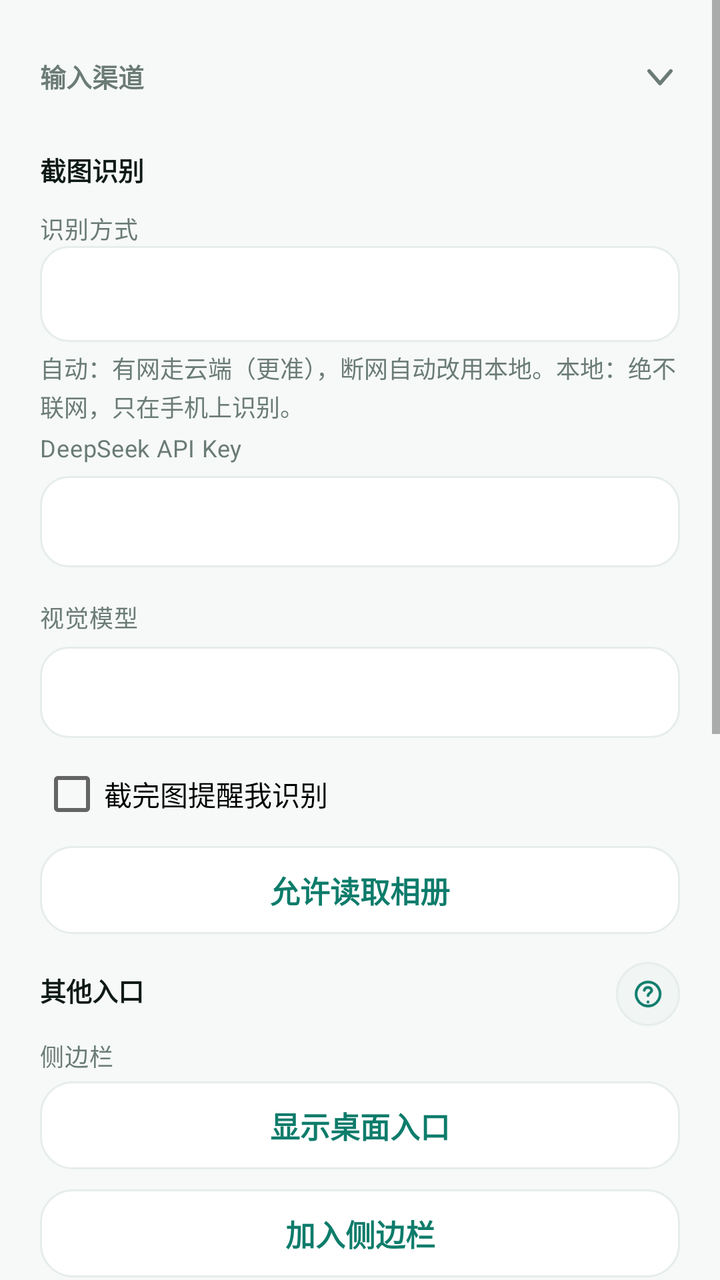
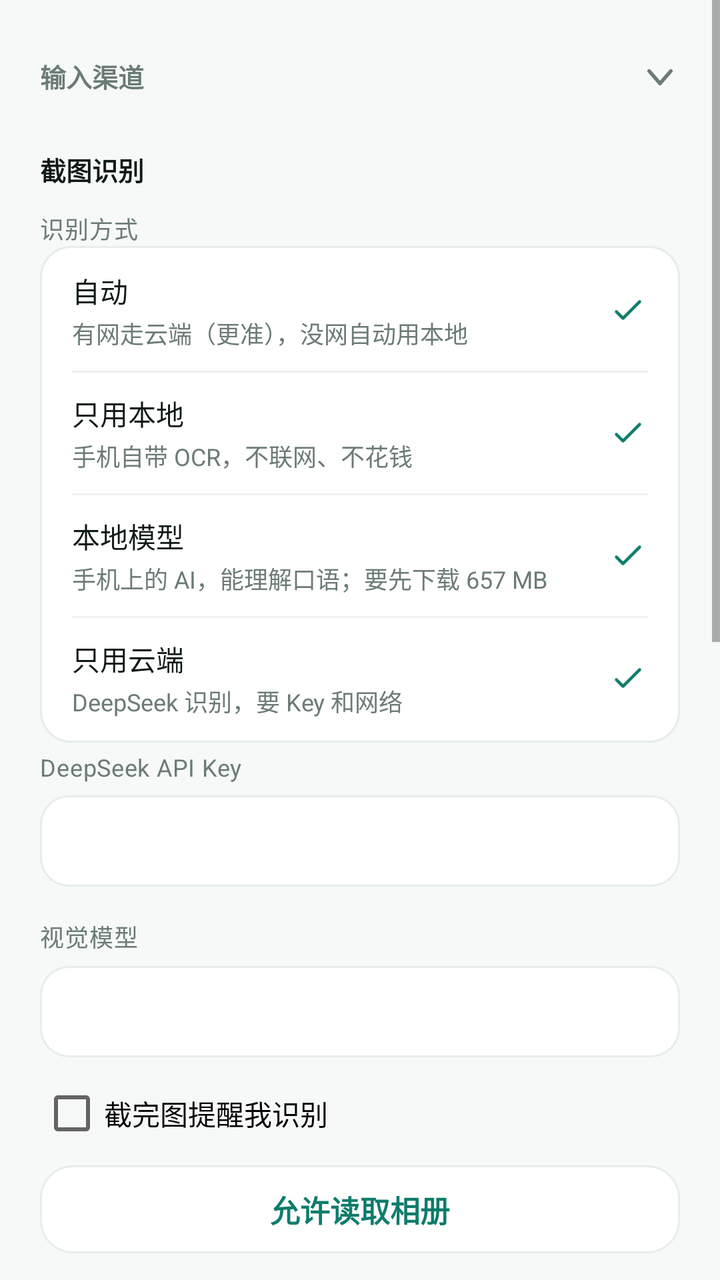

Screens rendered from an Android XML layout before and after an edit, with the pre-edit source and the edit as a unified diff.
<!-- AndroidManifest.xml: application theme Theme.NtfyCalendar -->
<!-- res/layout/activity_settings.xml -->
<?xml version="1.0" encoding="utf-8"?>
<ScrollView xmlns:android="http://schemas.android.com/apk/res/android"
    android:layout_width="match_parent"
    android:layout_height="match_parent"
    android:background="?attr/bnWindowBg">

    <LinearLayout
        android:layout_width="match_parent"
        android:layout_height="wrap_content"
        android:orientation="vertical"
        android:paddingLeft="20dp"
        android:paddingRight="20dp"
        android:paddingTop="8dp"
        android:paddingBottom="28dp">

        
        <LinearLayout
            android:id="@+id/headInput"
            style="@style/SettingsGroupHead">

            <TextView
                style="@style/SectionLabel"
                android:layout_width="0dp"
                android:layout_height="wrap_content"
                android:layout_marginTop="0dp"
                android:layout_marginBottom="0dp"
                android:layout_weight="1"
                android:text="输入渠道" />

            <ImageView
                android:id="@+id/arrowInput"
                android:layout_width="20dp"
                android:layout_height="20dp"
                android:contentDescription="展开或收起"
                android:rotation="90"
                android:src="@drawable/ic_chevron_right"
                android:tint="?attr/bnTextSecondary" />
        </LinearLayout>

        <LinearLayout
            android:id="@+id/groupInput"
            android:layout_width="match_parent"
            android:layout_height="wrap_content"
            android:orientation="vertical">

            <LinearLayout
                style="@style/SettingsSubHead">

                <TextView
                    style="@style/SectionSubLabel"
                    android:layout_width="0dp"
                    android:layout_height="wrap_content"
                    android:layout_marginTop="0dp"
                    android:layout_weight="1"
                    android:text="截图识别" />
            </LinearLayout>

            <TextView
                style="@style/FormLabel"
                android:layout_marginTop="8dp"
                android:text="识别方式" />

            <Spinner
                android:id="@+id/spEngine"
                android:layout_width="match_parent"
                android:layout_height="48dp"
                android:background="@drawable/bg_input"
                android:paddingLeft="10dp"
                android:paddingRight="10dp" />

            <TextView
                android:id="@+id/tvEngineHint"
                style="@style/HintText"
                android:layout_width="match_parent"
                android:layout_height="wrap_content"
                android:layout_marginTop="4dp"
                android:text="自动：有网走云端（更准），断网自动改用本地。本地：绝不联网，只在手机上识别。" />

            <TextView
                style="@style/FormLabel"
                android:layout_marginTop="4dp"
                android:text="@string/label_api_key" />

            <EditText
                android:id="@+id/etApiKey"
                style="@style/FormInput"
                android:inputType="textPassword" />

            <TextView
                style="@style/FormLabel"
                android:text="@string/label_model" />

            <EditText
                android:id="@+id/etModel"
                style="@style/FormInput"
                android:inputType="text" />

            <CheckBox
                android:id="@+id/cbShotWatch"
                android:layout_width="match_parent"
                android:layout_height="wrap_content"
                android:layout_marginTop="12dp"
                android:text="@string/shot_watch_label" />

            <Button
                android:id="@+id/btnMediaPerm"
                style="@style/BtnTonal"
                android:layout_marginTop="10dp"
                android:text="@string/btn_grant_media" />

            <LinearLayout
                style="@style/SettingsSubHead">

                <TextView
                    style="@style/SectionSubLabel"
                    android:layout_width="0dp"
                    android:layout_height="wrap_content"
                    android:layout_marginTop="0dp"
                    android:layout_weight="1"
                    android:text="其他入口" />

                <ImageButton
                    android:id="@+id/btnHelpEntry"
                    style="@style/SettingsHelpButton"
                    android:contentDescription="看说明"
                    android:src="@drawable/ic_nav_help" />
            </LinearLayout>

            <TextView
                style="@style/FormLabel"
                android:layout_marginTop="6dp"
                android:text="侧边栏" />

            <Button
                android:id="@+id/btnSidebarEntry"
                style="@style/BtnTonal"
                android:layout_marginTop="4dp"
                android:text="@string/sidebar_entry_show" />

            <Button
                android:id="@+id/btnSidebarGuide"
                style="@style/BtnTonal"
                android:layout_marginTop="10dp"
                android:text="@string/btn_sidebar_guide" />

            <TextView
                style="@style/FormLabel"
                android:text="通知栏" />

            <Button
                android:id="@+id/btnTileGuide"
                style="@style/BtnTonal"
                android:layout_marginTop="4dp"
                android:text="@string/btn_tile_guide" />

            <TextView
                style="@style/FormLabel"
                android:text="高级" />

            <Button
                android:id="@+id/btnNtfy"
                style="@style/BtnTonal"
                android:layout_marginTop="4dp"
                android:text="第三方通道" />

            <TextView
                android:id="@+id/tvNtfySummary"
                style="@style/HintText"
                android:visibility="gone"
                android:text="已启用" />
        </LinearLayout>

        
        <LinearLayout
            android:id="@+id/headCalendar"
            style="@style/SettingsGroupHead">

            <TextView
                style="@style/SectionLabel"
                android:layout_width="0dp"
                android:layout_height="wrap_content"
                android:layout_marginTop="0dp"
                android:layout_marginBottom="0dp"
                android:layout_weight="1"
                android:text="日历与同步" />

            <ImageView
                android:id="@+id/arrowCalendar"
                android:layout_width="20dp"
                android:layout_height="20dp"
                android:contentDescription="展开或收起"
                android:src="@drawable/ic_chevron_right"
                android:tint="?attr/bnTextSecondary" />
        </LinearLayout>

        <LinearLayout
            android:id="@+id/groupCalendar"
            android:layout_width="match_parent"
            android:layout_height="wrap_content"
            android:orientation="vertical"
            android:visibility="gone">

            <TextView
                style="@style/SectionSubLabel"
                android:layout_marginTop="4dp"
                android:text="目标日历" />

            <Spinner
                android:id="@+id/spCalendar"
                android:layout_width="match_parent"
                android:layout_height="48dp"
                android:layout_marginTop="6dp"
                android:background="@drawable/bg_input"
                android:paddingLeft="10dp"
                android:paddingRight="10dp" />

            <TextView
                android:id="@+id/tvCalendarHint"
                style="@style/HintText" />

            <Button
                android:id="@+id/btnCreateCalendar"
                style="@style/BtnTonal"
                android:layout_marginTop="10dp"
                android:text="@string/btn_create_calendar" />

            <Button
                android:id="@+id/btnCalendarPerm"
                style="@style/BtnTonal"
                android:layout_marginTop="10dp"
                android:text="@string/perm_calendar" />

            <TextView
                style="@style/SectionSubLabel"
                android:text="@string/label_remind" />

            <EditText
                android:id="@+id/etRemind"
                style="@style/FormInput"
                android:inputType="text" />

            <LinearLayout
                style="@style/SettingsSubHead">

                <TextView
                    style="@style/SectionSubLabel"
                    android:layout_width="0dp"
                    android:layout_height="wrap_content"
                    android:layout_marginTop="0dp"
                    android:layout_weight="1"
                    android:text="@string/title_reconcile" />

                <ImageButton
                    android:id="@+id/btnHelpReconcile"
                    style="@style/SettingsHelpButton"
                    android:contentDescription="看说明"
                    android:src="@drawable/ic_nav_help" />
            </LinearLayout>

            <CheckBox
                android:id="@+id/cbReconcile"
                android:layout_width="match_parent"
                android:layout_height="wrap_content"
                android:layout_marginTop="4dp"
                android:text="@string/label_reconcile_enabled" />

            <TextView
                style="@style/FormLabel"
                android:text="@string/label_reconcile_interval" />

            <Spinner
                android:id="@+id/spReconcileInterval"
                android:layout_width="match_parent"
                android:layout_height="48dp"
                android:background="@drawable/bg_input"
                android:paddingLeft="10dp"
                android:paddingRight="10dp" />

            <CheckBox
                android:id="@+id/cbReconcileNotify"
                android:layout_width="match_parent"
                android:layout_height="wrap_content"
                android:layout_marginTop="12dp"
                android:text="@string/label_reconcile_notify" />

            <Button
                android:id="@+id/btnReconcileNow"
                style="@style/BtnTonal"
                android:layout_marginTop="10dp"
                android:text="@string/btn_reconcile_now" />

        </LinearLayout>

        
        <LinearLayout
            android:id="@+id/headBackup"
            style="@style/SettingsGroupHead">

            <TextView
                style="@style/SectionLabel"
                android:layout_width="0dp"
                android:layout_height="wrap_content"
                android:layout_marginTop="0dp"
                android:layout_marginBottom="0dp"
                android:layout_weight="1"
                android:text="备份" />

            <ImageButton
                android:id="@+id/btnHelpBackup"
                style="@style/SettingsHelpButton"
                android:contentDescription="看说明"
                android:src="@drawable/ic_nav_help" />

            <ImageView
                android:id="@+id/arrowBackup"
                android:layout_width="20dp"
                android:layout_height="20dp"
                android:layout_marginStart="6dp"
                android:contentDescription="展开或收起"
                android:src="@drawable/ic_chevron_right"
                android:tint="?attr/bnTextSecondary" />
        </LinearLayout>

        <LinearLayout
            android:id="@+id/groupBackup"
            android:layout_width="match_parent"
            android:layout_height="wrap_content"
            android:orientation="vertical"
            android:visibility="gone">

            <Button
                android:id="@+id/btnExportIcs"
                style="@style/BtnTonal"
                android:layout_marginTop="6dp"
                android:text="@string/btn_export_ics" />

            <Button
                android:id="@+id/btnBackupLedger"
                style="@style/BtnTonal"
                android:layout_marginTop="10dp"
                android:text="@string/btn_backup_ledger" />
        </LinearLayout>

        
        <LinearLayout
            android:id="@+id/headAppearance"
            style="@style/SettingsGroupHead">

            <TextView
                style="@style/SectionLabel"
                android:layout_width="0dp"
                android:layout_height="wrap_content"
                android:layout_marginTop="0dp"
                android:layout_marginBottom="0dp"
                android:layout_weight="1"
                android:text="外观" />

            <ImageView
                android:id="@+id/arrowAppearance"
                android:layout_width="20dp"
                android:layout_height="20dp"
                android:layout_marginStart="6dp"
                android:contentDescription="展开或收起"
                android:src="@drawable/ic_chevron_right"
                android:tint="?attr/bnTextSecondary" />
        </LinearLayout>

        <LinearLayout
            android:id="@+id/groupAppearance"
            android:layout_width="match_parent"
            android:layout_height="wrap_content"
            android:orientation="vertical"
            android:visibility="gone">

            <TextView
                style="@style/FormLabel"
                android:layout_marginTop="4dp"
                android:text="配色主题" />

            <Spinner
                android:id="@+id/spTheme"
                android:layout_width="match_parent"
                android:layout_height="48dp"
                android:background="@drawable/bg_input"
                android:paddingLeft="10dp"
                android:paddingRight="10dp" />

            <TextView
                style="@style/FormLabel"
                android:text="明暗" />

            <Spinner
                android:id="@+id/spThemeMode"
                android:layout_width="match_parent"
                android:layout_height="48dp"
                android:background="@drawable/bg_input"
                android:paddingLeft="10dp"
                android:paddingRight="10dp" />
        </LinearLayout>

        
        <LinearLayout
            android:id="@+id/headDiagnostics"
            style="@style/SettingsGroupHead">

            <TextView
                style="@style/SectionLabel"
                android:layout_width="0dp"
                android:layout_height="wrap_content"
                android:layout_marginTop="0dp"
                android:layout_marginBottom="0dp"
                android:layout_weight="1"
                android:text="诊断与帮助" />

            <ImageView
                android:id="@+id/arrowDiagnostics"
                android:layout_width="20dp"
                android:layout_height="20dp"
                android:contentDescription="展开或收起"
                android:src="@drawable/ic_chevron_right"
                android:tint="?attr/bnTextSecondary" />
        </LinearLayout>

        <LinearLayout
            android:id="@+id/groupDiagnostics"
            android:layout_width="match_parent"
            android:layout_height="wrap_content"
            android:orientation="vertical"
            android:visibility="gone">

            <Button
                android:id="@+id/btnFeedback"
                style="@style/BtnTonal"
                android:layout_marginTop="10dp"
                android:text="@string/feedback_entry" />

            <TextView
                style="@style/HintText"
                android:layout_marginTop="6dp"
                android:text="@string/feedback_entry_hint" />

            <Button
                android:id="@+id/btnLlmProbe"
                style="@style/BtnTonal"
                android:layout_marginTop="14dp"
                android:text="下载离线模型（约 657 MB）" />

            <TextView
                android:id="@+id/tvLlmStatus"
                style="@style/HintText"
                android:layout_marginTop="6dp"
                android:text="离线大模型：装好后不联网也能把截图理解成待办，只在「识别方式」选它时才用。" />

            <Button
                android:id="@+id/btnPrivacy"
                style="@style/BtnTonal"
                android:layout_marginTop="10dp"
                android:text="隐私政策" />

            <Button
                android:id="@+id/btnOnboarding"
                style="@style/BtnTonal"
                android:layout_marginTop="6dp"
                android:text="新手引导" />

            <Button
                android:id="@+id/btnHealth"
                style="@style/BtnTonal"
                android:layout_marginTop="6dp"
                android:text="运行体检" />

            <LinearLayout
                style="@style/SettingsSubHead">

                <TextView
                    style="@style/SectionSubLabel"
                    android:layout_width="0dp"
                    android:layout_height="wrap_content"
                    android:layout_marginTop="0dp"
                    android:layout_weight="1"
                    android:text="系统权限" />

                <ImageButton
                    android:id="@+id/btnHelpA11y"
                    style="@style/SettingsHelpButton"
                    android:contentDescription="看说明"
                    android:src="@drawable/ic_nav_help" />
            </LinearLayout>

            <Button
                android:id="@+id/btnOpenA11y"
                style="@style/BtnTonal"
                android:layout_marginTop="10dp"
                android:text="@string/btn_open_a11y" />

            <Button
                android:id="@+id/btnNotifPerm"
                style="@style/BtnTonal"
                android:layout_marginTop="10dp"
                android:text="@string/btn_notif_perm" />

            <Button
                android:id="@+id/btnBatteryPerm"
                style="@style/BtnTonal"
                android:layout_marginTop="10dp"
                android:text="电池白名单" />

            <Button
                android:id="@+id/btnAutostartPerm"
                style="@style/BtnTonal"
                android:layout_marginTop="10dp"
                android:text="自启动" />

            <Button
                android:id="@+id/btnCrashLog"
                style="@style/BtnTonal"
                android:layout_marginTop="10dp"
                android:text="@string/btn_crash_log" />

            <Button
                android:id="@+id/btnAppDetail"
                style="@style/BtnTonal"
                android:layout_marginTop="10dp"
                android:text="@string/perm_app_detail" />

            <Button
                android:id="@+id/btnAbout"
                style="@style/BtnTonal"
                android:layout_marginTop="10dp"
                android:text="@string/about_entry" />
        </LinearLayout>

        <Button
            android:id="@+id/btnSaveSettings"
            style="@style/BtnPrimary"
            android:layout_marginTop="26dp"
            android:text="@string/btn_save_settings" />
    </LinearLayout>
</ScrollView>
<!-- resources referenced by this layout -->
<resources>
  <string name="about_entry">关于 Bellnote</string>
  <string name="btn_backup_ledger">备份账本</string>
  <string name="btn_crash_log">崩溃日志</string>
  <string name="btn_create_calendar">创建本地日历</string>
  <string name="btn_export_ics">导出 .ics</string>
  <string name="btn_grant_media">允许读取相册</string>
  <string name="btn_notif_perm">允许通知</string>
  <string name="btn_open_a11y">开启截屏服务</string>
  <string name="btn_reconcile_now">立即对账</string>
  <string name="btn_save_settings">保存</string>
  <string name="btn_sidebar_guide">加入侧边栏</string>
  <string name="btn_tile_guide">添加通知栏磁贴</string>
  <string name="feedback_entry">反馈与日志</string>
  <string name="feedback_entry_hint">版本、机型、设置和日志，自动打成一个包</string>
  <string name="label_api_key">DeepSeek API Key</string>
  <string name="label_model">视觉模型</string>
  <string name="label_reconcile_enabled">定时对账（本地清单 vs 手机日历）</string>
  <string name="label_reconcile_interval">对账间隔</string>
  <string name="label_reconcile_notify">有差异时发通知</string>
  <string name="label_remind">提醒（分钟，逗号分隔，最多 3 条）</string>
  <string name="perm_app_detail">应用详情</string>
  <string name="perm_calendar">日历读写权限</string>
  <string name="shot_watch_label">截完图提醒我识别</string>
  <string name="sidebar_entry_show">显示桌面入口</string>
  <string name="title_reconcile">日历对账</string>
  <!-- drawable ic_splash_blank (drawable) -->
  <?xml version="1.0" encoding="utf-8"?>
  <shape xmlns:android="http://schemas.android.com/apk/res/android" android:shape="rectangle">
      <solid android:color="@android:color/transparent" />
      <size android:width="1dp" android:height="1dp" />
  </shape>
  <color name="primary">#FF0E7C6B</color>
  <color name="primary_dark">#FF0A5A4D</color>
  <color name="text_on_primary">#FFFFFFFF</color>
  <color name="accent">#FFF59E0B</color>
  <color name="window_bg">#FFF6F9F8</color>
  <color name="surface">#FFFFFFFF</color>
  <color name="card_bg">#FFFFFFFF</color>
  <color name="card_stroke">#FFE6EDEB</color>
  <color name="divider">#FFEDF2F0</color>
  <color name="text_primary">#FF0F1A17</color>
  <color name="text_secondary">#FF6B7B76</color>
  <color name="chip_bg">#FFECF6F3</color>
  <color name="icon_bg">#FFF1F5F4</color>
  <color name="danger">#FFC94848</color>
  <color name="ok">#FF34B37E</color>
  <color name="warn">#FFE8A33C</color>
  <color name="muted">#FF9AA5A0</color>
  <color name="nav_bg">#FFFFFFFF</color>
  <color name="ripple">#140E7C6B</color>
  <!-- unchanged entries left out for length: 19 -->
</resources>

<!-- the commit's change to res/layout/activity_settings.xml (unified diff, before → after) -->
@@ -60,21 +60,213 @@
                 android:layout_marginTop="8dp"
                 android:text="识别方式" />
 
-            <Spinner
-                android:id="@+id/spEngine"
-                android:layout_width="match_parent"
-                android:layout_height="48dp"
-                android:background="@drawable/bg_input"
-                android:paddingLeft="10dp"
-                android:paddingRight="10dp" />
-
-            <TextView
-                android:id="@+id/tvEngineHint"
-                style="@style/HintText"
-                android:layout_width="match_parent"
-                android:layout_height="wrap_content"
-                android:layout_marginTop="4dp"
-                android:text="自动：有网走云端（更准），断网自动改用本地。本地：绝不联网，只在手机上识别。" />
+            
+            <LinearLayout
+                android:layout_width="match_parent"
+                android:layout_height="wrap_content"
+                android:background="@drawable/bg_card"
+                android:orientation="vertical"
+                android:paddingLeft="16dp"
+                android:paddingRight="16dp"
+                android:paddingTop="2dp"
+                android:paddingBottom="2dp">
+
+                <LinearLayout
+                    android:id="@+id/engineAuto"
+                    android:layout_width="match_parent"
+                    android:layout_height="wrap_content"
+                    android:background="@drawable/bg_ripple_row"
+                    android:clickable="true"
+                    android:focusable="true"
+                    android:gravity="center_vertical"
+                    android:orientation="horizontal"
+                    android:paddingTop="10dp"
+                    android:paddingBottom="10dp">
+
+                    <LinearLayout
+                        android:layout_width="0dp"
+                        android:layout_height="wrap_content"
+                        android:layout_weight="1"
+                        android:orientation="vertical">
+
+                        <TextView
+                            style="@style/AboutKey"
+                            android:layout_width="match_parent"
+                            android:layout_weight="0"
+                            android:text="自动" />
+
+                        <TextView
+                            android:layout_width="match_parent"
+                            android:layout_height="wrap_content"
+                            android:layout_marginTop="2dp"
+                            android:text="有网走云端（更准），没网自动用本地"
+                            android:textColor="?attr/bnTextSecondary"
+                            android:textSize="12sp" />
+                    </LinearLayout>
+
+                    <ImageView
+                        android:id="@+id/engineAutoCheck"
+                        android:layout_width="20dp"
+                        android:layout_height="20dp"
+                        android:contentDescription="@null"
+                        android:src="@drawable/ic_nav_check"
+                        android:tint="?attr/bnPrimary" />
+                </LinearLayout>
+
+                <View style="@style/AboutDivider" />
+
+                <LinearLayout
+                    android:id="@+id/engineLocal"
+                    android:layout_width="match_parent"
+                    android:layout_height="wrap_content"
+                    android:background="@drawable/bg_ripple_row"
+                    android:clickable="true"
+                    android:focusable="true"
+                    android:gravity="center_vertical"
+                    android:orientation="horizontal"
+                    android:paddingTop="10dp"
+                    android:paddingBottom="10dp">
+
+                    <LinearLayout
+                        android:layout_width="0dp"
+                        android:layout_height="wrap_content"
+                        android:layout_weight="1"
+                        android:orientation="vertical">
+
+                        <TextView
+                            style="@style/AboutKey"
+                            android:layout_width="match_parent"
+                            android:layout_weight="0"
+                            android:text="只用本地" />
+
+                        <TextView
+                            android:layout_width="match_parent"
+                            android:layout_height="wrap_content"
+                            android:layout_marginTop="2dp"
+                            android:text="手机自带 OCR，不联网、不花钱"
+                            android:textColor="?attr/bnTextSecondary"
+                            android:textSize="12sp" />
+                    </LinearLayout>
+
+                    <ImageView
+                        android:id="@+id/engineLocalCheck"
+                        android:layout_width="20dp"
+                        android:layout_height="20dp"
+                        android:contentDescription="@null"
+                        android:src="@drawable/ic_nav_check"
+                        android:tint="?attr/bnPrimary" />
+                </LinearLayout>
+
+                <View style="@style/AboutDivider" />
+
+                <LinearLayout
+                    android:id="@+id/engineLlm"
+                    android:layout_width="match_parent"
+                    android:layout_height="wrap_content"
+                    android:background="@drawable/bg_ripple_row"
+                    android:clickable="true"
+                    android:focusable="true"
+                    android:gravity="center_vertical"
+                    android:orientation="horizontal"
+                    android:paddingTop="10dp"
+                    android:paddingBottom="10dp">
+
+                    <LinearLayout
+                        android:layout_width="0dp"
+                        android:layout_height="wrap_content"
+                        android:layout_weight="1"
+                        android:orientation="vertical">
+
+                        <TextView
+                            style="@style/AboutKey"
+                            android:layout_width="match_parent"
+                            android:layout_weight="0"
+                            android:text="本地模型" />
+
+                        <TextView
+                            android:id="@+id/tvEngineLlmDesc"
+                            android:layout_width="match_parent"
+                            android:layout_height="wrap_content"
+                            android:layout_marginTop="2dp"
+                            android:text="手机上的 AI，能理解口语；要先下载 657 MB"
+                            android:textColor="?attr/bnTextSecondary"
+                            android:textSize="12sp" />
+                    </LinearLayout>
+
+                    <ImageView
+                        android:id="@+id/engineLlmCheck"
+                        android:layout_width="20dp"
+                        android:layout_height="20dp"
+                        android:contentDescription="@null"
+                        android:src="@drawable/ic_nav_check"
+                        android:tint="?attr/bnPrimary" />
+                </LinearLayout>
+
+                <View style="@style/AboutDivider" />
+
+                <LinearLayout
+                    android:id="@+id/engineCloud"
+                    android:layout_width="match_parent"
+                    android:layout_height="wrap_content"
+                    android:background="@drawable/bg_ripple_row"
+                    android:clickable="true"
+                    android:focusable="true"
+                    android:gravity="center_vertical"
+                    android:orientation="horizontal"
+                    android:paddingTop="10dp"
+                    android:paddingBottom="10dp">
+
+                    <LinearLayout
+                        android:layout_width="0dp"
+                        android:layout_height="wrap_content"
+                        android:layout_weight="1"
+                        android:orientation="vertical">
+
+                        <TextView
+                            style="@style/AboutKey"
+                            android:layout_width="match_parent"
+                            android:layout_weight="0"
+                            android:text="只用云端" />
+
+                        <TextView
+                            android:layout_width="match_parent"
+                            android:layout_height="wrap_content"
+                            android:layout_marginTop="2dp"
+                            android:text="DeepSeek 识别，要 Key 和网络"
+                            android:textColor="?attr/bnTextSecondary"
+                            android:textSize="12sp" />
+                    </LinearLayout>
+
+                    <ImageView
+                        android:id="@+id/engineCloudCheck"
+                        android:layout_width="20dp"
+                        android:layout_height="20dp"
+                        android:contentDescription="@null"
+                        android:src="@drawable/ic_nav_check"
+                        android:tint="?attr/bnPrimary" />
+                </LinearLayout>
+            </LinearLayout>
+
+            
+            <LinearLayout
+                android:id="@+id/llmPanel"
+                android:layout_width="match_parent"
+                android:layout_height="wrap_content"
+                android:layout_marginBottom="6dp"
+                android:orientation="vertical"
+                android:visibility="gone">
+
+                <Button
+                    android:id="@+id/btnLlmAction"
+                    style="@style/BtnTonal"
+                    android:layout_marginTop="8dp"
+                    android:text="下载模型（657 MB）" />
+
+                <TextView
+                    android:id="@+id/tvLlmStatus"
+                    style="@style/HintText"
+                    android:layout_marginTop="4dp" />
+            </LinearLayout>
 
             <TextView
                 style="@style/FormLabel"
@@ -440,18 +632,6 @@
                 android:text="@string/feedback_entry_hint" />
 
             <Button
-                android:id="@+id/btnLlmProbe"
-                style="@style/BtnTonal"
-                android:layout_marginTop="14dp"
-                android:text="下载离线模型（约 657 MB）" />
-
-            <TextView
-                android:id="@+id/tvLlmStatus"
-                style="@style/HintText"
-                android:layout_marginTop="6dp"
-                android:text="离线大模型：装好后不联网也能把截图理解成待办，只在「识别方式」选它时才用。" />
-
-            <Button
                 android:id="@+id/btnPrivacy"
                 style="@style/BtnTonal"
                 android:layout_marginTop="10dp"
<!-- resource entries referenced after the edit -->
@@ -1,5 +1,29 @@
 <!-- resources referenced by this layout -->
 <resources>
+  <!-- drawable bg_card (drawable) -->
+  ﻿<?xml version="1.0" encoding="utf-8"?>
+  <shape xmlns:android="http://schemas.android.com/apk/res/android"
+      android:shape="rectangle">
+      <solid android:color="?attr/bnCard" />
+      <corners android:radius="15dp" />
+      <stroke
+          android:width="1dp"
+          android:color="?attr/bnCardEdge" />
+  </shape>
+  <!-- drawable ic_nav_check (drawable) -->
+  <vector xmlns:android="http://schemas.android.com/apk/res/android"
+      android:width="22dp"
+      android:height="22dp"
+      android:viewportWidth="24"
+      android:viewportHeight="24">
+      <path
+          android:pathData="M5,13 l4,4 L19,7"
+          android:strokeColor="?attr/bnPrimary"
+          android:strokeWidth="1.8"
+          android:strokeLineCap="round"
+          android:strokeLineJoin="round"
+          android:fillColor="@android:color/transparent" />
+  </vector>
   <string name="about_entry">关于 Bellnote</string>
   <string name="btn_backup_ledger">备份账本</string>
   <string name="btn_crash_log">崩溃日志</string>
@@ -25,6 +49,18 @@
   <string name="shot_watch_label">截完图提醒我识别</string>
   <string name="sidebar_entry_show">显示桌面入口</string>
   <string name="title_reconcile">日历对账</string>
+  <style name="AboutDivider">
+          <item name="android:layout_width">match_parent</item>
+          <item name="android:layout_height">1dp</item>
+          <item name="android:background">?attr/bnDivider</item>
+      </style>
+  <style name="AboutKey">
+          <item name="android:layout_width">0dp</item>
+          <item name="android:layout_height">wrap_content</item>
+          <item name="android:layout_weight">1</item>
+          <item name="android:textSize">14sp</item>
+          <item name="android:textColor">?attr/bnTextPrimary</item>
+      </style>
   <!-- drawable ic_splash_blank (drawable) -->
   <?xml version="1.0" encoding="utf-8"?>
   <shape xmlns:android="http://schemas.android.com/apk/res/android" android:shape="rectangle">
